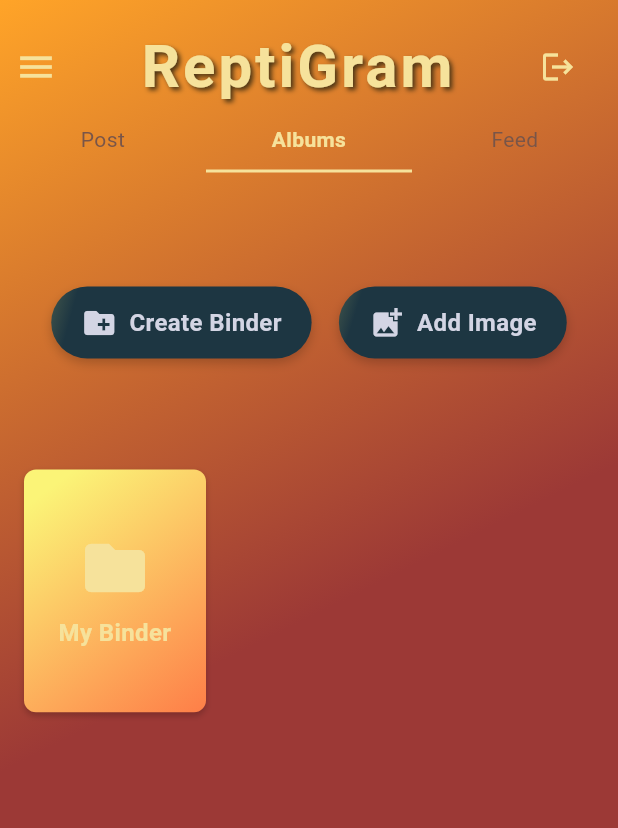
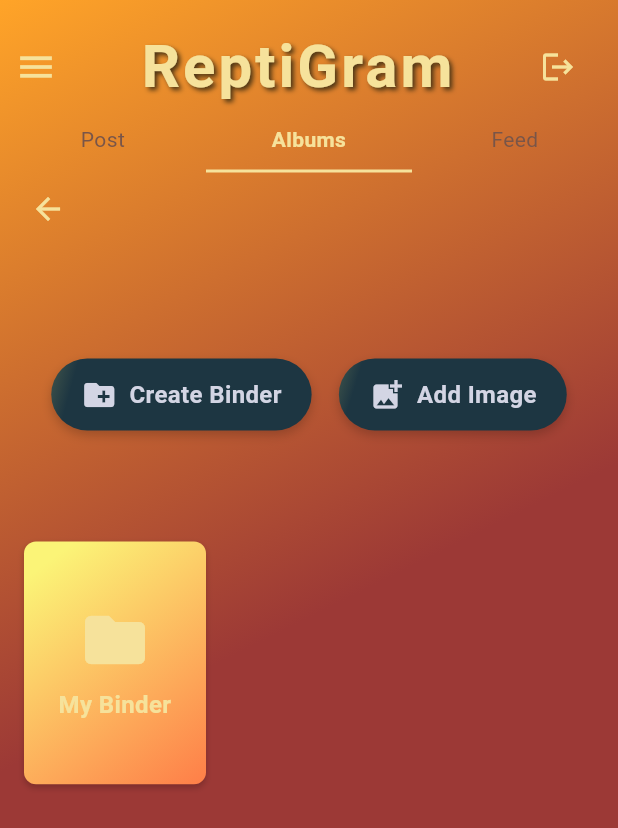
Before and after one commit to FelipeJuarezJr/ReptiGramFinalApp, a Flutter app: the BindersScreen screen opened directly with empty values, on a phone screen of 412 x 824 dp. Shown: the top 828 px of the screen. Run offline on Flutter 3.47's test engine with Material 3 defaults, Android fonts, the phone set to English and light mode, and no system bars; our stand-ins replace firebase_auth, firebase_core, firebase_database, firebase_storage, flutter_dotenv, flutter_svg and 2 more; accounts and stored records are empty; generated files the repository leaves out were written again.

Commit message:
Back buttons added

```diff
--- a/lib/screens/binders_screen.dart
+++ b/lib/screens/binders_screen.dart
@@ -12,6 +12,7 @@ import 'package:flutter/foundation.dart' show kIsWeb;
 import '../models/photo_data.dart';
 import '../utils/photo_utils.dart';
 import '../screens/notebooks_screen.dart';
+import '../screens/albums_screen.dart';
 
 class BindersScreen extends StatefulWidget {
   final String binderName;
@@ -102,6 +103,27 @@ class _BindersScreenState extends State<BindersScreen> {
             children: [
               const TitleHeader(),
               const Header(initialIndex: 1),
+              // Back button row
+              Align(
+                alignment: Alignment.topLeft,
+                child: Padding(
+                  padding: const EdgeInsets.only(left: 8.0),
+                  child: IconButton(
+                    icon: const Icon(
+                      Icons.arrow_back,
+                      color: AppColors.titleText,
+                    ),
+                    onPressed: () {
+                      Navigator.pushReplacement(
+                        context,
+                        MaterialPageRoute(
+                          builder: (context) => const AlbumsScreen(),
+                        ),
+                      );
+                    },
+                  ),
+                ),
+              ),
               Expanded(
                 child: Padding(
                   padding: const EdgeInsets.all(16.0),
```
Also changed, not shown: lib/screens/notebooks_screen.dart (+23 -0 lines).
